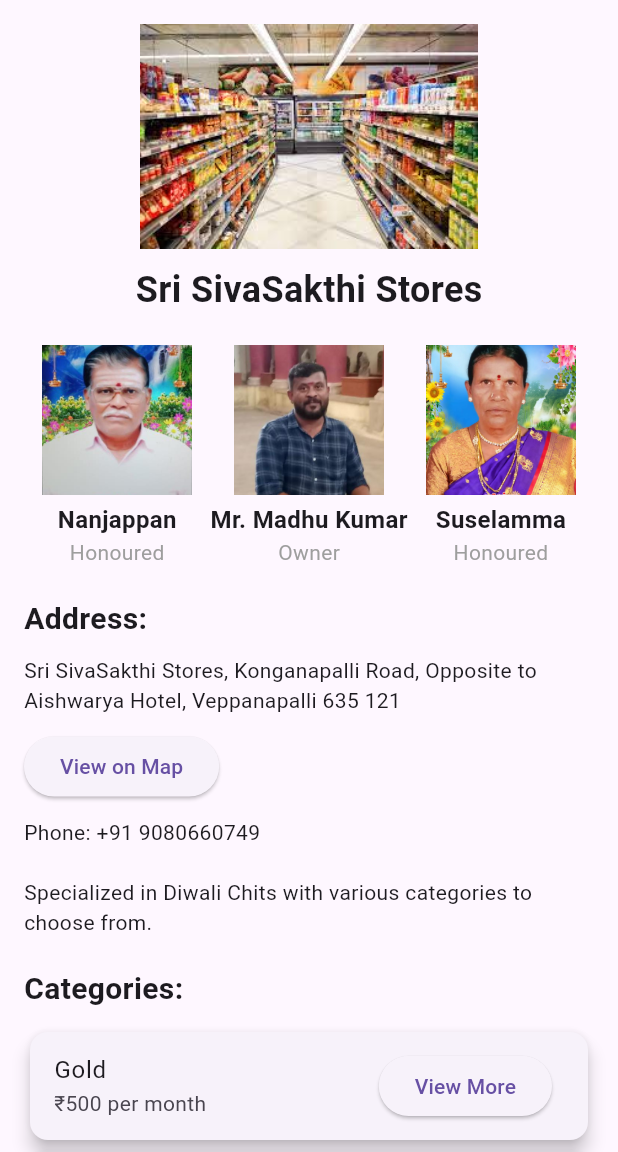
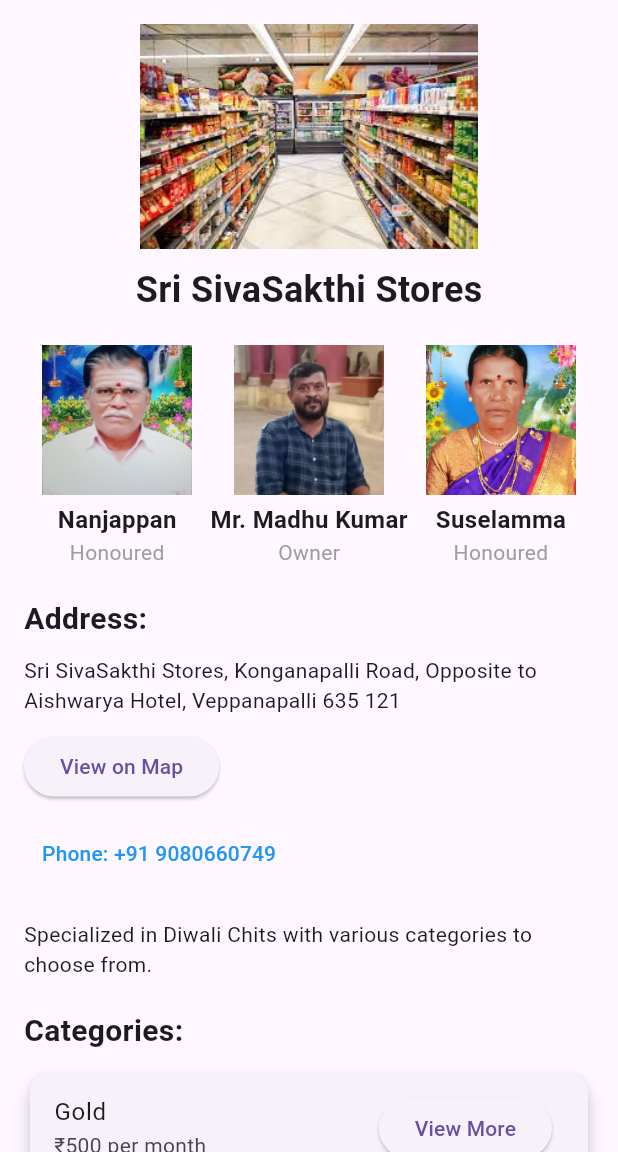
Before and after one commit to Immanuvel1207/Nanjundeshwara, a Flutter app: the screen it shows after launch, on a phone screen of 412 x 824 dp, the part 84-1236 px from its top. Run offline on Flutter 3.47's test engine with Material 3 defaults, Android fonts, the phone set to English and light mode, and no system bars; our stand-ins replace shared_preferences; generated files the repository leaves out were written again.

```diff
--- a/dev/lib/main.dart
+++ b/dev/lib/main.dart
@@ -282,7 +282,23 @@ class _HomeScreenState extends State<HomeScreen> {
                 child: const Text('View on Map'),
               ),
               const SizedBox(height: 10),
-              Text("Phone: $phoneNumber"),
+              // Replace the phone number text with this button
+              TextButton(
+                onPressed: () async {
+                  final url = 'tel:$phoneNumber';
+                  if (await canLaunch(url)) {
+                    await launch(url);
+                  } else {
+                    ScaffoldMessenger.of(context).showSnackBar(
+                      SnackBar(content: Text('Could not launch phone app')),
+                    );
+                  }
+                },
+                child: Text(
+                  "Phone: $phoneNumber",
+                  style: TextStyle(color: Colors.blue),
+                ),
+              ),
               const SizedBox(height: 20),
               Text(serviceDescription),
               const SizedBox(height: 20),
```
Also changed, not shown: dev/pubspec.lock, 132 other files.
